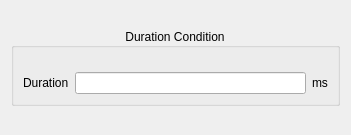
Old version of the form src/ManeuverPlanner/VisualScripter/Conditions/DurationCondition.ui in the repository theilem/uavGS.
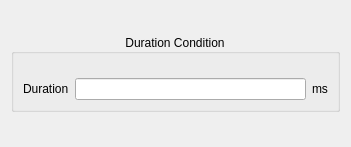
New version of the form.

```diff
--- a/src/ManeuverPlanner/VisualScripter/Conditions/DurationCondition.ui
+++ b/src/ManeuverPlanner/VisualScripter/Conditions/DurationCondition.ui
@@ -7,7 +7,7 @@
     <x>0</x>
     <y>0</y>
     <width>351</width>
-    <height>135</height>
+    <height>147</height>
    </rect>
   </property>
   <property name="sizePolicy">
```
Left out of the diff: 4 changed lines with no effect on the pictures.
